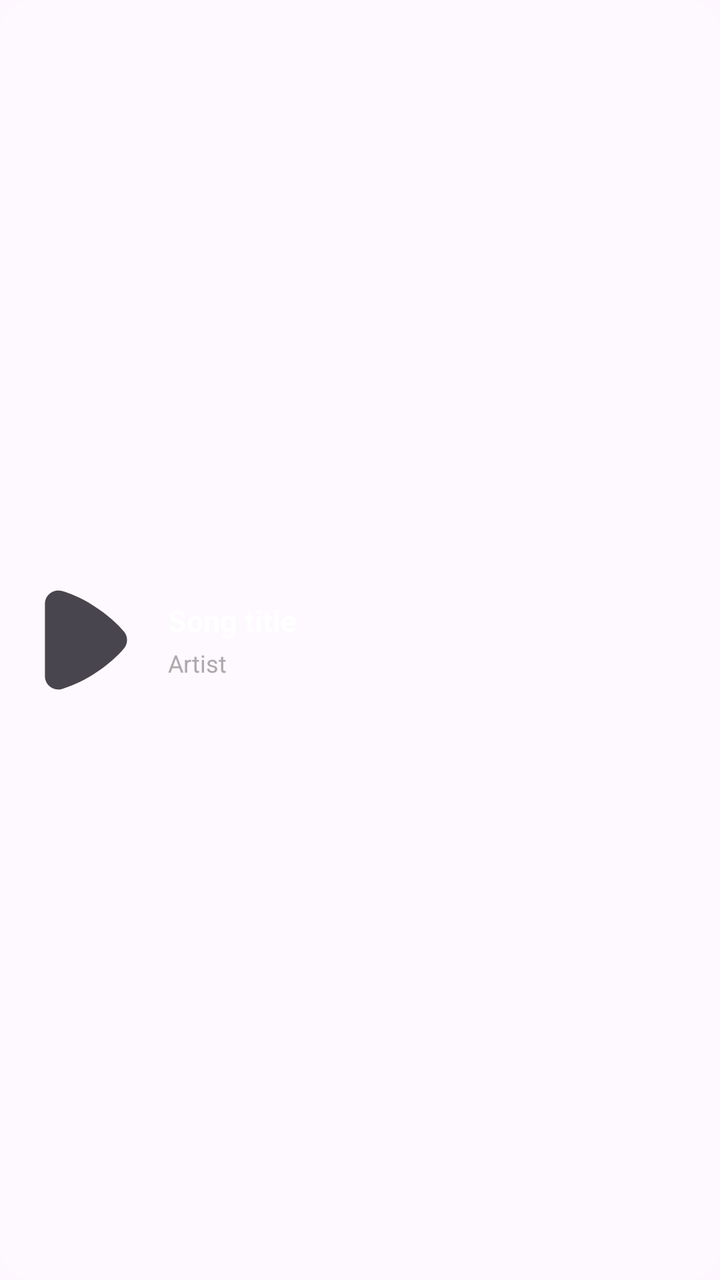
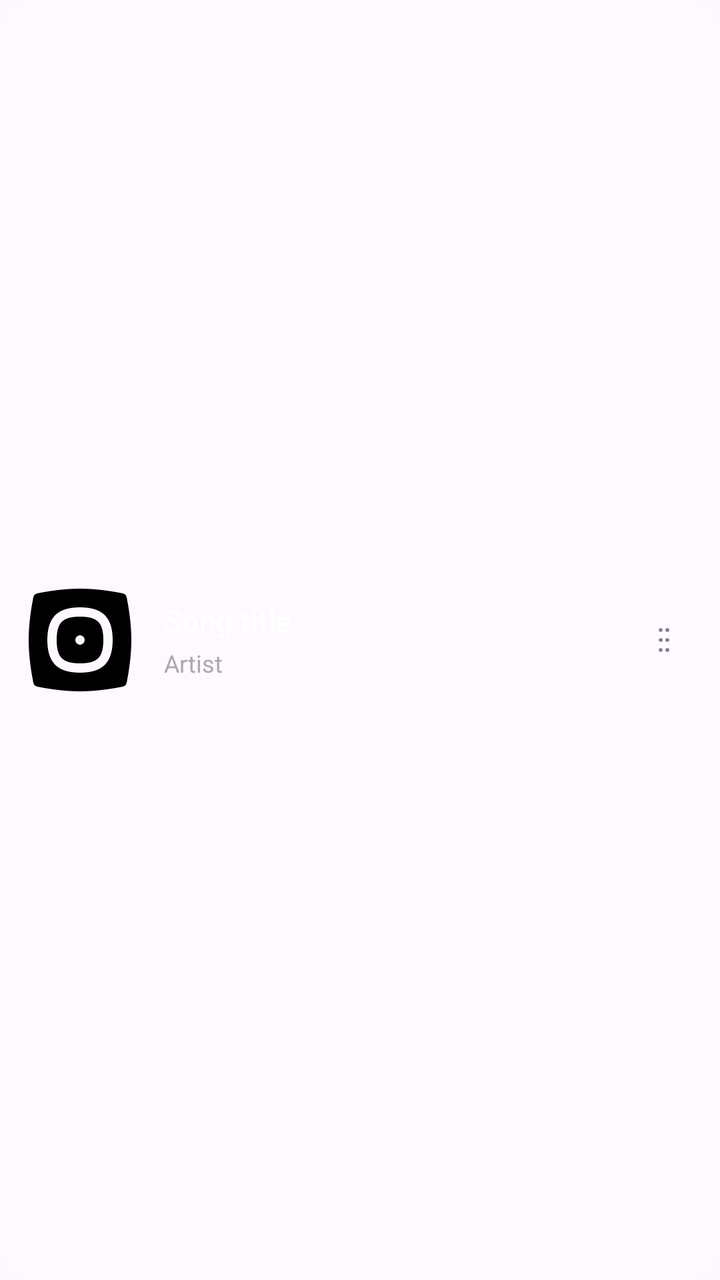

Compare the two renders of this Android layout. The source of the first and the diff that turns it into the second are given below.
<!-- AndroidManifest.xml: application theme AppTheme -->
<!-- res/layout/item_queue.xml -->
<?xml version="1.0" encoding="utf-8"?>
<LinearLayout
    xmlns:android="http://schemas.android.com/apk/res/android"
    android:layout_width="match_parent"
    android:layout_height="72dp"
    android:orientation="horizontal"
    android:gravity="center_vertical"
    android:paddingStart="16dp"
    android:paddingEnd="12dp"
    android:layout_marginStart="8dp"
    android:layout_marginEnd="8dp"
    android:layout_marginTop="3dp"
    android:layout_marginBottom="3dp"
    android:background="@drawable/queue_item_background">

    <ImageView
        android:id="@+id/queueAlbumArt"
        android:layout_width="54dp"
        android:layout_height="54dp"
        android:scaleType="centerCrop"
        android:src="@drawable/ic_play"
        android:contentDescription="Album art" />

    <LinearLayout
        android:layout_width="0dp"
        android:layout_height="wrap_content"
        android:layout_weight="1"
        android:orientation="vertical"
        android:paddingStart="14dp"
        android:paddingEnd="8dp">

        <TextView
            android:id="@+id/queueSongTitle"
            android:layout_width="match_parent"
            android:layout_height="wrap_content"
            android:maxLines="1"
            android:ellipsize="end"
            android:text="Song title"
            android:textSize="15sp"
            android:textColor="#FFFFFF"
            android:textStyle="bold" />

        <TextView
            android:id="@+id/queueSongArtist"
            android:layout_width="match_parent"
            android:layout_height="wrap_content"
            android:maxLines="1"
            android:ellipsize="end"
            android:text="Artist"
            android:textSize="12sp"
            android:textColor="#AAAAAA"
            android:layout_marginTop="3dp" />

    </LinearLayout>

    <ImageView
        android:id="@+id/queueCurrentIndicator"
        android:layout_width="20dp"
        android:layout_height="20dp"
        android:src="@drawable/ic_play"
        android:padding="3dp"
        android:contentDescription="Currently playing"
        android:visibility="invisible" />

</LinearLayout>
<!-- resources referenced by this layout -->
<resources>
  <!-- drawable ic_play (drawable) -->
  <vector xmlns:android="http://schemas.android.com/apk/res/android" android:width="24dp" android:height="24dp" android:viewportWidth="24" android:viewportHeight="24" android:tint="?attr/colorControlNormal"><path android:fillColor="@android:color/white" android:pathData="M20.426,10.097c-1.231-1.445-3.415-3.622-6.832-5.779-2.81-1.774-5.311-2.716-6.915-3.194-.9-.268-1.854-.101-2.612,.464-.758,.566-1.193,1.432-1.193,2.377V20.035c0,.945,.436,1.811,1.193,2.377,.521,.388,1.135,.589,1.761,.589,.284,0,.57-.042,.852-.125,1.604-.478,4.105-1.42,6.915-3.194,3.417-2.158,5.601-4.334,6.832-5.78,.938-1.102,.938-2.703,0-3.805Z"/></vector>
  <!-- drawable queue_item_background (drawable) -->
  <?xml version="1.0" encoding="utf-8"?>
  <shape xmlns:android="http://schemas.android.com/apk/res/android"
      android:shape="rectangle">
  
      <corners android:radius="16dp" />
  
      <solid android:color="#12FFFFFF" />
  
  </shape>
  <style name="AppTheme" parent="Base.AppTheme" />
  <style name="Base.AppTheme" parent="Theme.Material3.DayNight">
      
      
    </style>
</resources>

<!-- the commit's change to res/layout/item_queue.xml (unified diff, before → after) -->
@@ -1,25 +1,24 @@
 <?xml version="1.0" encoding="utf-8"?>
-<LinearLayout
-    xmlns:android="http://schemas.android.com/apk/res/android"
+<LinearLayout xmlns:android="http://schemas.android.com/apk/res/android"
     android:layout_width="match_parent"
-    android:layout_height="72dp"
-    android:orientation="horizontal"
-    android:gravity="center_vertical"
-    android:paddingStart="16dp"
-    android:paddingEnd="12dp"
-    android:layout_marginStart="8dp"
-    android:layout_marginEnd="8dp"
+    android:layout_height="76dp"
+    android:layout_marginStart="10dp"
+    android:layout_marginEnd="10dp"
     android:layout_marginTop="3dp"
     android:layout_marginBottom="3dp"
+    android:gravity="center_vertical"
+    android:orientation="horizontal"
+    android:paddingStart="12dp"
+    android:paddingEnd="8dp"
     android:background="@drawable/queue_item_background">
 
     <ImageView
         android:id="@+id/queueAlbumArt"
-        android:layout_width="54dp"
-        android:layout_height="54dp"
+        android:layout_width="56dp"
+        android:layout_height="56dp"
+        android:contentDescription="Album art"
         android:scaleType="centerCrop"
-        android:src="@drawable/ic_play"
-        android:contentDescription="Album art" />
+        android:src="@drawable/album_art" />
 
     <LinearLayout
         android:layout_width="0dp"
@@ -33,33 +32,41 @@
             android:id="@+id/queueSongTitle"
             android:layout_width="match_parent"
             android:layout_height="wrap_content"
+            android:ellipsize="end"
+            android:fontFamily="sans-serif-medium"
             android:maxLines="1"
-            android:ellipsize="end"
             android:text="Song title"
-            android:textSize="15sp"
             android:textColor="#FFFFFF"
-            android:textStyle="bold" />
+            android:textSize="15sp" />
 
         <TextView
             android:id="@+id/queueSongArtist"
             android:layout_width="match_parent"
             android:layout_height="wrap_content"
+            android:layout_marginTop="3dp"
+            android:ellipsize="end"
             android:maxLines="1"
-            android:ellipsize="end"
             android:text="Artist"
-            android:textSize="12sp"
             android:textColor="#AAAAAA"
-            android:layout_marginTop="3dp" />
-
+            android:textSize="12sp" />
     </LinearLayout>
 
     <ImageView
         android:id="@+id/queueCurrentIndicator"
-        android:layout_width="20dp"
-        android:layout_height="20dp"
-        android:src="@drawable/ic_play"
-        android:padding="3dp"
+        android:layout_width="28dp"
+        android:layout_height="28dp"
+        android:layout_marginEnd="2dp"
         android:contentDescription="Currently playing"
+        android:padding="4dp"
+        android:src="@drawable/ic_queue_playing"
         android:visibility="invisible" />
 
+    <ImageView
+        android:id="@+id/queueDragHandle"
+        android:layout_width="40dp"
+        android:layout_height="48dp"
+        android:contentDescription="Drag to reorder"
+        android:padding="10dp"
+        android:src="@drawable/ic_drag_handle"
+        android:tint="#777A89" />
 </LinearLayout>
<!-- resource entries referenced after the edit -->
@@ -1,7 +1,39 @@
 <!-- resources referenced by this layout -->
 <resources>
-  <!-- drawable ic_play (drawable) -->
-  <vector xmlns:android="http://schemas.android.com/apk/res/android" android:width="24dp" android:height="24dp" android:viewportWidth="24" android:viewportHeight="24" android:tint="?attr/colorControlNormal"><path android:fillColor="@android:color/white" android:pathData="M20.426,10.097c-1.231-1.445-3.415-3.622-6.832-5.779-2.81-1.774-5.311-2.716-6.915-3.194-.9-.268-1.854-.101-2.612,.464-.758,.566-1.193,1.432-1.193,2.377V20.035c0,.945,.436,1.811,1.193,2.377,.521,.388,1.135,.589,1.761,.589,.284,0,.57-.042,.852-.125,1.604-.478,4.105-1.42,6.915-3.194,3.417-2.158,5.601-4.334,6.832-5.78,.938-1.102,.938-2.703,0-3.805Z"/></vector>
+  <!-- drawable album_art (drawable) -->
+  <vector xmlns:android="http://schemas.android.com/apk/res/android"
+      android:width="24dp"
+      android:height="24dp"
+      android:viewportWidth="24"
+      android:viewportHeight="24">
+  
+      <path
+          android:fillColor="#000000"
+          android:pathData="M12,7c-3.738,0 -5,1.262 -5,5s1.262,5 5,5s5,-1.262 5,-5S15.738,7 12,7zM12,13c-0.552,0 -1,-0.448 -1,-1s0.448,-1 1,-1s1,0.448 1,1S12.552,13 12,13zM21.977,2.785c-0.083,-0.381 -0.381,-0.679 -0.762,-0.762C21.025,1.981 16.501,1 12,1S2.976,1.981 2.786,2.023c-0.381,0.083 -0.679,0.381 -0.762,0.762C1.982,2.975 1,7.499 1,12s0.982,9.024 1.024,9.215c0.083,0.381 0.381,0.679 0.762,0.762C2.976,22.019 7.499,23 12,23s9.024,-0.981 9.215,-1.023c0.381,-0.083 0.679,-0.381 0.762,-0.762C22.019,21.024 23,16.5 23,12S22.019,2.976 21.977,2.785zM12,19c-4.841,0 -7,-2.159 -7,-7s2.159,-7 7,-7s7,2.159 7,7S16.841,19 12,19z" />
+  
+  </vector>
+  <!-- drawable ic_drag_handle (drawable) -->
+  <?xml version="1.0" encoding="utf-8"?>
+  <vector xmlns:android="http://schemas.android.com/apk/res/android"
+      android:width="24dp"
+      android:height="24dp"
+      android:viewportWidth="24"
+      android:viewportHeight="24">
+      <path
+          android:fillColor="#FF000000"
+          android:pathData="M9,5h2v2H9V5zM13,5h2v2h-2V5zM9,11h2v2H9v-2zM13,11h2v2h-2v-2zM9,17h2v2H9v-2zM13,17h2v2h-2v-2z" />
+  </vector>
+  <!-- drawable ic_queue_playing (drawable) -->
+  <?xml version="1.0" encoding="utf-8"?>
+  <vector xmlns:android="http://schemas.android.com/apk/res/android"
+      android:width="24dp"
+      android:height="24dp"
+      android:viewportWidth="24"
+      android:viewportHeight="24">
+      <path
+          android:fillColor="#FF000000"
+          android:pathData="M6,18h2V10H6v8zM11,18h2V6h-2v12zM16,18h2v-5h-2v5z" />
+  </vector>
   <!-- drawable queue_item_background (drawable) -->
   <?xml version="1.0" encoding="utf-8"?>
   <shape xmlns:android="http://schemas.android.com/apk/res/android"
